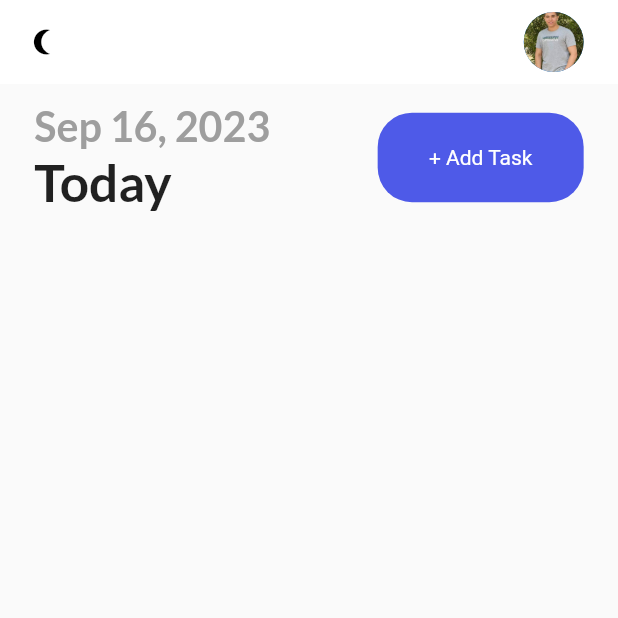
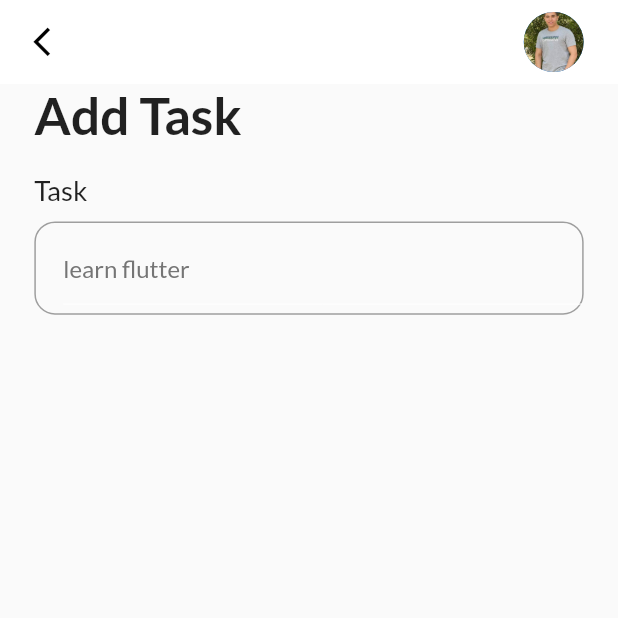
Before and after one commit to a7medAlqal3awyi/tasks_app-, a Flutter app: the screen it shows after launch, after a tap on "+ Add Task", on a phone screen of 412 x 824 dp, the top half of it. Run offline on Flutter 3.47's test engine with Material 2 defaults, Android fonts, the phone set to English and light mode, and no system bars; our stand-ins replace date_picker_timeline, flutter_screenutil, get, get_storage, google_fonts.

Commit message:
finish add date bar and input field

```diff
--- /dev/null
+++ b/lib/presentation/screens/add_task_bar.dart
@@ -0,0 +1,60 @@
+import 'package:flutter/material.dart';
+import 'package:flutter_screenutil/flutter_screenutil.dart';
+import 'package:get/get.dart';
+import 'package:task_app/presentation/themes.dart';
+
+import '../widgets/input_feild.dart';
+
+class AddTaskScreen extends StatelessWidget {
+  const AddTaskScreen({super.key});
+
+  @override
+  Widget build(BuildContext context) {
+    return Scaffold(
+      appBar: _appBar(context),
+      body: Container(
+        padding: EdgeInsets.symmetric(horizontal: 20.w),
+        child: SingleChildScrollView(
+          child: Column(
+            crossAxisAlignment: CrossAxisAlignment.start,
+            children: [
+              Text(
+                'Add Task',
+                style: headingStyle,
+              ),
+              MyInputFiled(
+                title: 'Task',
+                hint: 'learn flutter',
+              ),
+            ],
+          ),
+        ),
+      ),
+    );
+  }
+}
+
+_appBar(BuildContext context) {
+  return AppBar(
+    backgroundColor: context.theme.colorScheme.background,
+    elevation: 0,
+    leading: GestureDetector(
+      onTap: () {
+        Get.back();
+      },
+      child: Icon(
+        Icons.arrow_back_ios_new,
+        color: Get.isDarkMode ? Colors.white : Colors.black,
+        size: 20.w,
+      ),
+    ),
+    actions: [
+      const CircleAvatar(
+        backgroundImage: AssetImage('assets/images/ahmed.jpg'),
+      ),
+      SizedBox(
+        width: 20.w,
+      )
+    ],
+  );
+}
--- a/lib/presentation/screens/home_screen.dart
+++ b/lib/presentation/screens/home_screen.dart
@@ -1,10 +1,13 @@
+import 'package:date_picker_timeline/date_picker_widget.dart';
 import 'package:flutter/material.dart';
 import 'package:flutter_screenutil/flutter_screenutil.dart';
 import 'package:get/get.dart';
+import 'package:google_fonts/google_fonts.dart';
 import 'package:intl/intl.dart';
 import 'package:task_app/presentation/themes.dart';
 import '../../services/theme_services.dart';
 import '../widgets/button.dart';
+import 'add_task_bar.dart';
 
 class HomeScreen extends StatefulWidget {
   const HomeScreen({super.key});
@@ -23,7 +26,46 @@ class _HomeScreenState extends State<HomeScreen> {
       body: Column(
         children: [
           _addTaskBar(),
+          _addDateBar()
         ],
+      ),
+    );
+  }
+
+  _addDateBar() {
+    return Container(
+      margin: EdgeInsets.only(top: 20.w, left: 20.w),
+      child: DatePicker(
+        DateTime.now(),
+        height: 100.h,
+        width: 80.w,
+        initialSelectedDate: DateTime.now(),
+        selectionColor: primaryColor,
+        selectedTextColor: Colors.white,
+        dateTextStyle: GoogleFonts.lato(
+          textStyle: TextStyle(
+            fontSize: 16.sp,
+            fontWeight: FontWeight.w600,
+            color: Colors.grey,
+          ),
+        ),
+        dayTextStyle: GoogleFonts.lato(
+          textStyle: TextStyle(
+            fontSize: 16.sp,
+            fontWeight: FontWeight.w600,
+            color: Colors.grey,
+          ),
+        ),
+        monthTextStyle: GoogleFonts.lato(
+          textStyle: TextStyle(
+            fontSize: 14.sp,
+            fontWeight: FontWeight.w600,
+            color: Colors.grey,
+          ),
+        ),
+        onDateChange: (date) {
+          _selectedDate = date;
+        },
       ),
     );
   }
@@ -45,7 +87,7 @@ class _HomeScreenState extends State<HomeScreen> {
             ],
           ),
           MyButton(
-            onTap: () => null,
+            onTap: () => Get.to(AddTaskScreen()),
             label: '+ Add Task',
           )
         ],
--- a/lib/presentation/themes.dart
+++ b/lib/presentation/themes.dart
@@ -14,38 +14,49 @@ Color darkHeaderColor = Colors.grey.shade800;
 
 class Themes {
   static final lightTheme = ThemeData(
-    colorScheme:  const ColorScheme.dark(
+    colorScheme: const ColorScheme.dark(
       background: Colors.white,
       primary: primaryColor,
       brightness: Brightness.light,
     ),
-
-
-
   );
   static final darkTheme = ThemeData(
-    colorScheme:  const ColorScheme.dark(
+    colorScheme: const ColorScheme.dark(
         background: darkGreyColor,
         primary: darkGreyColor,
-      brightness: Brightness.dark
-    ),
+        brightness: Brightness.dark),
   );
 }
+
 TextStyle get subHeadingStyle {
   return GoogleFonts.lato(
       textStyle: TextStyle(
           fontWeight: FontWeight.bold,
           fontSize: 24.sp,
-      color: Get.isDarkMode?Colors.grey[400]:Colors.grey
+          color: Get.isDarkMode ? Colors.grey[400] : Colors.grey));
+}
 
-    )
-  );
-}
 TextStyle get headingStyle {
   return GoogleFonts.lato(
       textStyle: TextStyle(
     fontWeight: FontWeight.bold,
     fontSize: 30.sp,
-      )
-  );
+  ));
 }
+
+TextStyle get titleStyle {
+  return GoogleFonts.lato(
+      textStyle: TextStyle(
+    fontWeight: FontWeight.w400,
+    fontSize: 16.sp,
+  ));
+}
+
+TextStyle get subTitleStyle {
+  return GoogleFonts.lato(
+      textStyle: TextStyle(
+    fontWeight: FontWeight.w400,
+    fontSize: 14.sp,
+    color: Get.isDarkMode ? Colors.grey[100] : Colors.grey[600],
+  ));
+}
--- /dev/null
+++ b/lib/presentation/widgets/input_feild.dart
@@ -0,0 +1,72 @@
+import 'package:flutter/material.dart';
+import 'package:flutter_screenutil/flutter_screenutil.dart';
+import 'package:get/get.dart';
+import 'package:task_app/presentation/themes.dart';
+
+class MyInputFiled extends StatelessWidget {
+  const MyInputFiled(
+      {super.key,
+      required this.title,
+      required this.hint,
+      this.controller,
+      this.widget});
+
+  final String title;
+  final String hint;
+
+  final TextEditingController? controller;
+  final Widget? widget;
+
+  @override
+  Widget build(BuildContext context) {
+    return Container(
+      margin: EdgeInsets.only(top: 16.h),
+      child: Column(
+        crossAxisAlignment: CrossAxisAlignment.start,
+        children: [
+          Text(
+            title,
+            style: titleStyle,
+          ),
+          Container(
+            height: 52.h,
+            margin: EdgeInsets.only(top: 8.h),
+            padding: EdgeInsets.only(left: 16.w),
+
+            decoration: BoxDecoration(
+                border: Border.all(color: Colors.grey, width: 1),
+                borderRadius: BorderRadius.circular(12.w)),
+            child: Row(
+              children: [
+                Expanded(
+                    child: TextFormField(
+                  autofocus: false,
+                  cursorColor:
+                      Get.isDarkMode ? Colors.grey[100] : Colors.grey[700],
+                  controller: controller,
+                  style: subTitleStyle,
+                  decoration: InputDecoration(
+                    hintText: hint,
+                    hintStyle: subTitleStyle,
+                    focusedBorder: UnderlineInputBorder(
+                      borderSide: BorderSide(
+                        color: context.theme.colorScheme.background,
+                        width: 0,
+                      ),
+                    ),
+                    enabledBorder:  UnderlineInputBorder(
+                      borderSide: BorderSide(
+                        color: context.theme.colorScheme.background,
+                        width: 0,
+                      ),
+                    ),
+                  ),
+                )),
+              ],
+            ),
+          )
+        ],
+      ),
+    );
+  }
+}
```
Lines whose indentation alone changed are shown as unchanged.
